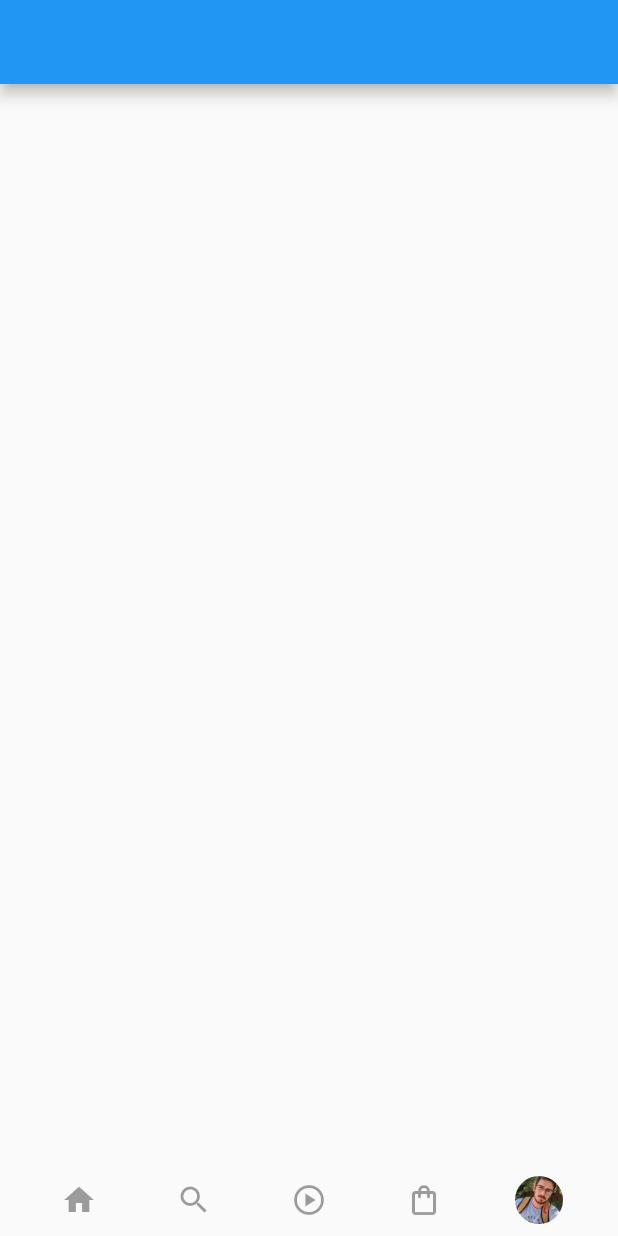
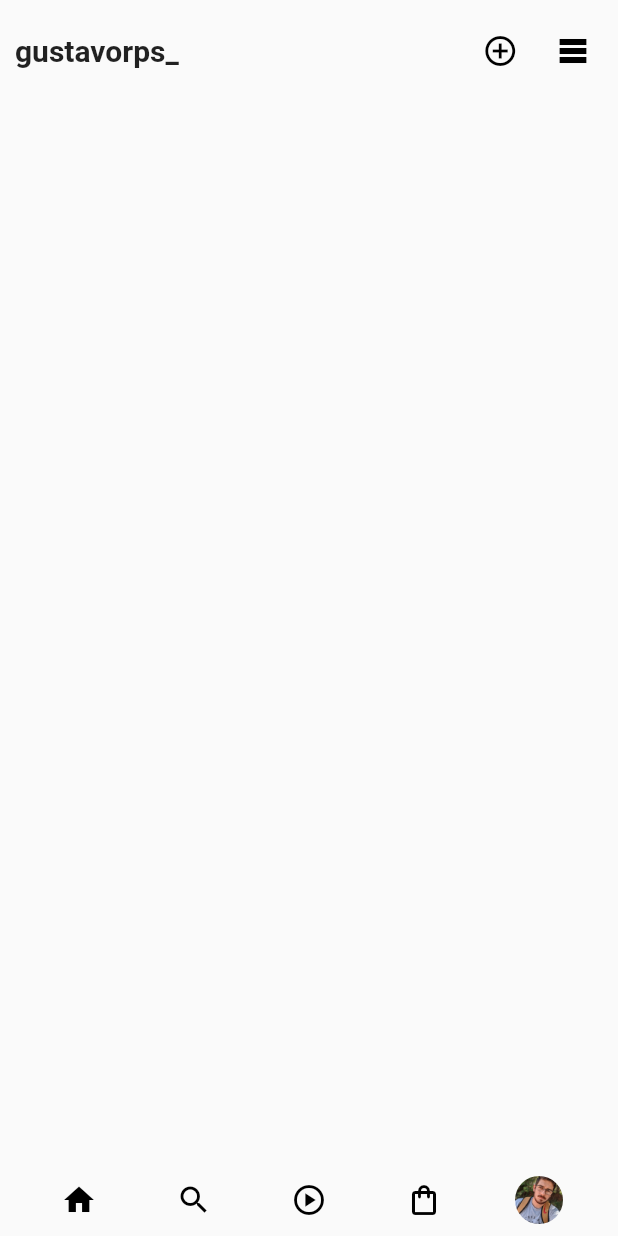
Before and after one commit to GustavoRodriguesDev/Perfil_instagram, a Flutter app: the screen it shows after launch, on a phone screen of 412 x 824 dp. Run offline on Flutter 3.47's test engine with Material 2 defaults, Android fonts, the phone set to English and light mode, and no system bars.

Commit message:
modificado as cores dos icones e montado a minha Appbar

```diff
--- a/lib/appWidget.dart
+++ b/lib/appWidget.dart
@@ -14,6 +14,7 @@ class _appWidgetState extends State<appWidget> {
   @override
   Widget build(BuildContext context) {
     return MaterialApp(
+      theme: ThemeData(primaryColor: Color(0xFFFFFFFF)),
       home: homePage(),
     );
   }
--- a/lib/homePage.dart
+++ b/lib/homePage.dart
@@ -1,7 +1,8 @@
-// ignore_for_file: camel_case_types, prefer_const_constructors, file_names
+// ignore_for_file: camel_case_types, prefer_const_constructors, file_names, avoid_unnecessary_containers, prefer_const_literals_to_create_immutables
 
 import 'package:flutter/material.dart';
 import 'package:projeto_instagram/widget/AppBar.dart';
+// import 'package:projeto_instagram/widget/AppBar.dart';
 import 'package:projeto_instagram/widget/BottonNavigator.dart';
 
 class homePage extends StatefulWidget {
@@ -15,8 +16,13 @@ class _homePageState extends State<homePage> {
   @override
   Widget build(BuildContext context) {
     return Scaffold(
-      appBar: AppBar(),
-      body: Container(),
+      body: Container(
+        child: Column(
+          children: [
+            AppbarTop(),
+          ],
+        ),
+      ),
       bottomNavigationBar: BottonNavigator(),
     );
   }
--- a/lib/widget/AppBar.dart
+++ b/lib/widget/AppBar.dart
@@ -1,14 +1,46 @@
-// ignore_for_file: file_names, prefer_const_constructors
+// ignore_for_file: file_names, prefer_const_constructors, prefer_const_literals_to_create_immutables, sized_box_for_whitespace
 
 import 'package:flutter/material.dart';
 
-class Appbar extends StatelessWidget {
-  const Appbar({Key? key}) : super(key: key);
+class AppbarTop extends StatelessWidget {
+  const AppbarTop({Key? key}) : super(key: key);
 
   @override
   Widget build(BuildContext context) {
-    return AppBar(
-      title: Text('asd'),
+    Color corIcons = Colors.black;
+    return Padding(
+      padding: const EdgeInsets.all(10.0),
+      child: Container(
+        width: MediaQuery.of(context).size.width,
+        child: Row(
+          mainAxisAlignment: MainAxisAlignment.spaceBetween,
+          children: [
+            Text(
+              'gustavorps_',
+              style: TextStyle(fontSize: 20, fontWeight: FontWeight.bold),
+            ),
+            Container(
+              width: MediaQuery.of(context).size.width * 0.45,
+            ),
+            IconButton(
+              alignment: Alignment.centerRight,
+              onPressed: null,
+              icon: Icon(
+                Icons.add_circle_outline_sharp,
+                color: corIcons,
+              ),
+            ),
+            IconButton(
+              alignment: Alignment.centerRight,
+              onPressed: null,
+              icon: Icon(
+                Icons.table_rows_sharp,
+                color: corIcons,
+              ),
+            )
+          ],
+        ),
+      ),
     );
   }
 }
--- a/lib/widget/BottonNavigator.dart
+++ b/lib/widget/BottonNavigator.dart
@@ -7,25 +7,29 @@
 
   @override
   Widget build(BuildContext context) {
+    Color corIcons = Colors.black;
     return Container(
       child: Row(
         mainAxisAlignment: MainAxisAlignment.spaceEvenly,
         children: [
           IconButton(
             onPressed: null,
-            icon: Icon(Icons.home),
+            icon: Icon(
+              Icons.home,
+              color: corIcons,
+            ),
           ),
           IconButton(
             onPressed: null,
-            icon: Icon(Icons.search),
+            icon: Icon(Icons.search, color: corIcons),
           ),
           IconButton(
             onPressed: null,
-            icon: Icon(Icons.play_circle_outlined),
+            icon: Icon(Icons.play_circle_outlined, color: corIcons),
           ),
           IconButton(
             onPressed: null,
-            icon: Icon(Icons.shopping_bag_outlined),
+            icon: Icon(Icons.shopping_bag_outlined, color: corIcons),
           ),
           IconButton(
             onPressed: null,
```
